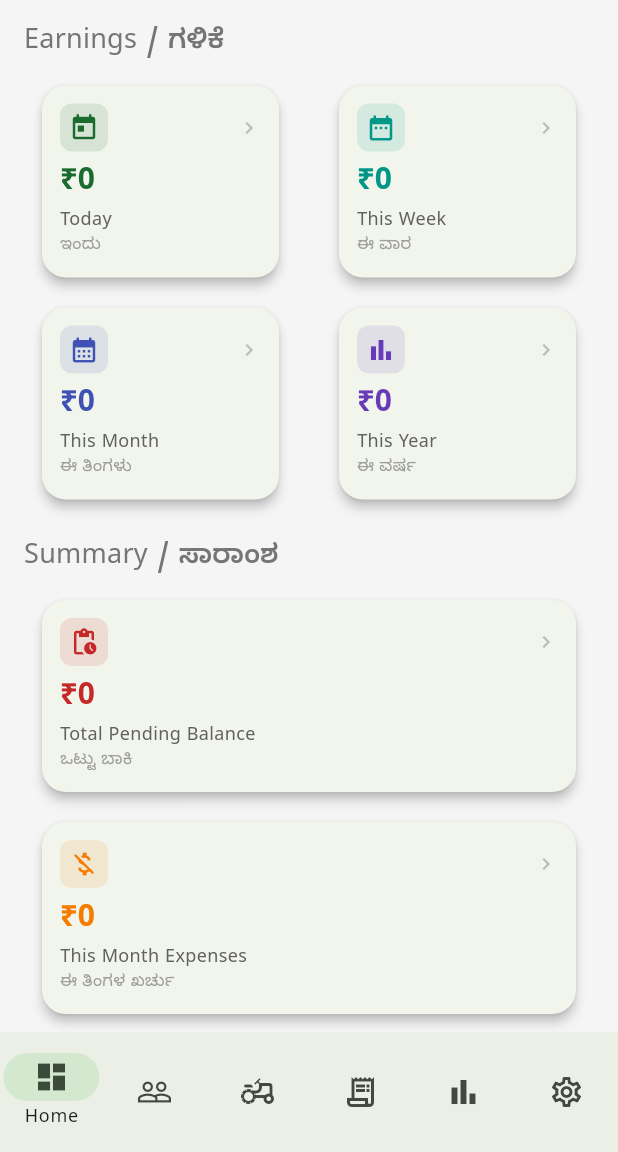
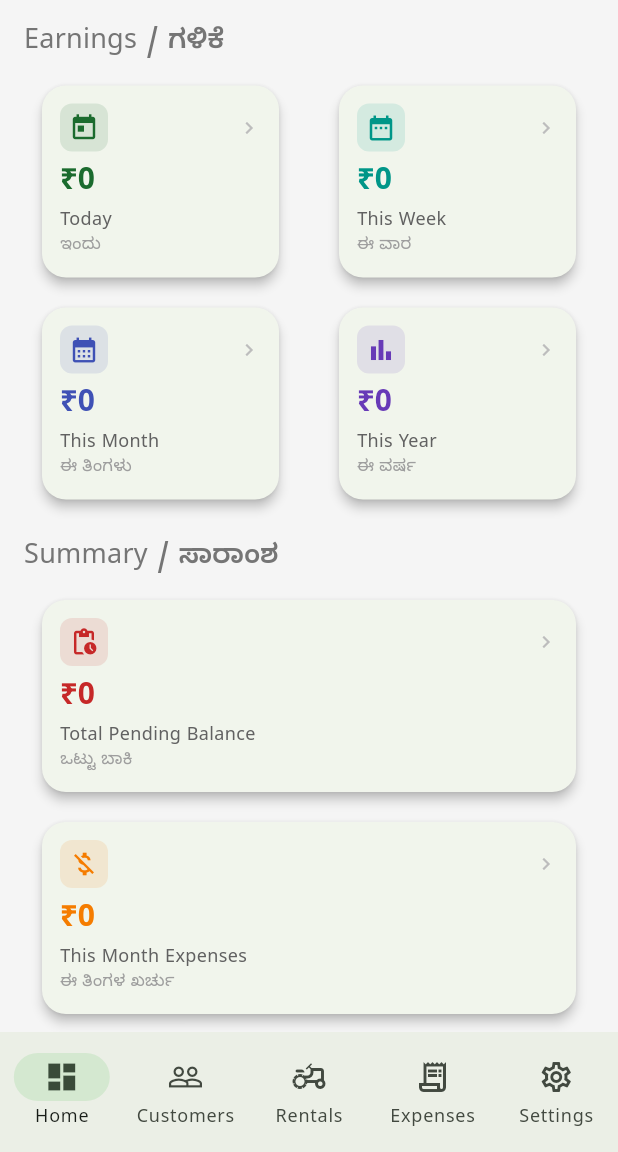
Before and after one commit to notebookdata/TractorMate, a Flutter app: the HomeScreen screen opened by its route, after a tap on the "cloud done" icon, on a phone screen of 412 x 824 dp, the part 84-1236 px from its top. Run offline on Flutter 3.47's test engine with Material 3 defaults, Android fonts, the phone set to English and light mode, and no system bars; our stand-ins replace dio, drift, fl_chart, flutter_riverpod, flutter_secure_storage, pdf and 3 more; missing offline and left inert: workmanager; accounts and stored records are empty; generated files the repository leaves out were written again; network calls fail; statements that could not run were skipped.

Commit message:
Move Analytics to Settings; reduce nav to 5 tabs with full labels
Co-authored-by: Cursor <cursoragent@cursor.com>

```diff
--- a/app/lib/screens/home_screen.dart
+++ b/app/lib/screens/home_screen.dart
@@ -4,7 +4,6 @@ import 'dashboard/dashboard_screen.dart';
 import 'customers/customers_screen.dart';
 import 'rentals/rentals_screen.dart';
 import 'expenses/expenses_screen.dart';
-import 'analytics/analytics_screen.dart';
 import 'settings/settings_screen.dart';
 
 class HomeScreen extends ConsumerStatefulWidget {
@@ -22,7 +21,6 @@ class _HomeScreenState extends ConsumerState<HomeScreen> {
     CustomersScreen(),
     RentalsScreen(),
     ExpensesScreen(),
-    AnalyticsScreen(),
     SettingsScreen(),
   ];
 
@@ -36,8 +34,7 @@ class _HomeScreenState extends ConsumerState<HomeScreen> {
       bottomNavigationBar: NavigationBar(
         selectedIndex: _index,
         onDestinationSelected: (i) => setState(() => _index = i),
-        // Only show label on the selected tab — prevents wrapping on narrow screens
-        labelBehavior: NavigationDestinationLabelBehavior.onlyShowSelected,
+        labelBehavior: NavigationDestinationLabelBehavior.alwaysShow,
         destinations: const [
           NavigationDestination(
             icon: Icon(Icons.dashboard_outlined),
@@ -60,11 +57,6 @@ class _HomeScreenState extends ConsumerState<HomeScreen> {
             label: 'Expenses',
           ),
           NavigationDestination(
-            icon: Icon(Icons.bar_chart_outlined),
-            selectedIcon: Icon(Icons.bar_chart),
-            label: 'Analytics',
-          ),
-          NavigationDestination(
             icon: Icon(Icons.settings_outlined),
             selectedIcon: Icon(Icons.settings),
             label: 'Settings',
--- a/app/lib/screens/settings/settings_screen.dart
+++ b/app/lib/screens/settings/settings_screen.dart
@@ -6,6 +6,7 @@ import '../../services/api_service.dart';
 import '../../services/sync_service.dart';
 import '../../theme/app_theme.dart';
 import '../reports/reports_screen.dart';
+import '../analytics/analytics_screen.dart';
 
 const _keyLanguage = 'app_language';
 
@@ -238,10 +239,23 @@ class _SettingsScreenState extends ConsumerState<SettingsScreen> {
           ),
           const SizedBox(height: 16),
 
-          // Reports
-          _SectionHeader('Reports / ವರದಿಗಳು'),
+          // Analytics & Reports
+          _SectionHeader('Analytics & Reports / ವಿಶ್ಲೇಷಣೆ ಮತ್ತು ವರದಿ'),
           Card(
-            child: ListTile(
+            child: Column(
+              children: [
+                ListTile(
+                  leading: const Icon(Icons.bar_chart, color: AppTheme.primary),
+                  title: const Text('Analytics', style: TextStyle(fontSize: 16, fontWeight: FontWeight.w600)),
+                  subtitle: const Text('Charts • ಗ್ರಾಫ್ • ವಿಶ್ಲೇಷಣೆ'),
+                  trailing: const Icon(Icons.chevron_right),
+                  onTap: () => Navigator.push(
+                    context,
+                    MaterialPageRoute(builder: (_) => const AnalyticsScreen()),
+                  ),
+                ),
+                const Divider(height: 1, indent: 16, endIndent: 16),
+                ListTile(
                   leading: const Icon(Icons.picture_as_pdf, color: AppTheme.primary),
                   title: const Text('Generate Reports', style: TextStyle(fontSize: 16, fontWeight: FontWeight.w600)),
                   subtitle: const Text('PDF • ಹಂಚಿಕೊಳ್ಳಿ • Print'),
@@ -250,6 +264,8 @@ class _SettingsScreenState extends ConsumerState<SettingsScreen> {
                     context,
                     MaterialPageRoute(builder: (_) => const ReportsScreen()),
                   ),
+                ),
+              ],
             ),
           ),
           const SizedBox(height: 16),
```
Lines whose indentation alone changed are shown as unchanged.
